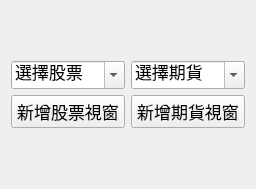
The window that mainUI.ui (Shawn-lung/firstjob) describes before a commit, drawn with Qt 5.
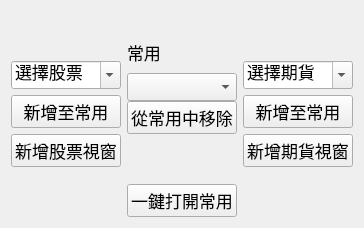
The same window after the commit.

The edit to the form file:
```diff
--- a/mainUI.ui
+++ b/mainUI.ui
@@ -6,7 +6,7 @@
    <rect>
     <x>0</x>
     <y>0</y>
-    <width>256</width>
+    <width>280</width>
     <height>180</height>
    </rect>
   </property>
@@ -49,6 +49,13 @@
        </property>
       </widget>
      </item>
+     <item>
+      <widget class="QPushButton" name="favoriteButton1">
+       <property name="text">
+        <string>新增至常用</string>
+       </property>
+      </widget>
+     </item>
      <item>
       <widget class="QPushButton" name="showStockWindowPushButton">
        <property name="sizePolicy">
@@ -69,6 +76,57 @@
      </item>
     </layout>
    </item>
+   <item>
+    <layout class="QVBoxLayout" name="verticalLayout_2">
+     <property name="spacing">
+      <number>0</number>
+     </property>
+     <property name="topMargin">
+      <number>0</number>
+     </property>
+     <property name="bottomMargin">
+      <number>0</number>
+     </property>
+     <item>
+      <layout class="QVBoxLayout" name="verticalLayout_4">
+       <property name="topMargin">
+        <number>20</number>
+       </property>
+       <property name="bottomMargin">
+        <number>50</number>
+       </property>
+       <item>
+        <widget class="QLabel" name="label">
+         <property name="text">
+          <string>常用</string>
+         </property>
+        </widget>
+       </item>
+       <item>
+        <widget class="QComboBox" name="favoriteComboBox"/>
+       </item>
+       <item>
+        <widget class="QPushButton" name="removeButton">
+         <property name="text">
+          <string>從常用中移除</string>
+         </property>
+        </widget>
+       </item>
+      </layout>
+     </item>
+     <item>
+      <layout class="QVBoxLayout" name="verticalLayout_5">
+       <item>
+        <widget class="QPushButton" name="openFavoriteButton">
+         <property name="text">
+          <string>一鍵打開常用</string>
+         </property>
+        </widget>
+       </item>
+      </layout>
+     </item>
+    </layout>
+   </item>
    <item>
     <layout class="QVBoxLayout" name="verticalLayout_3">
      <property name="topMargin">
@@ -93,6 +151,13 @@
        </property>
       </widget>
      </item>
+     <item>
+      <widget class="QPushButton" name="favoriteButton2">
+       <property name="text">
+        <string>新增至常用</string>
+       </property>
+      </widget>
+     </item>
      <item>
       <widget class="QPushButton" name="showFuturesWindowPushButton">
        <property name="sizePolicy">
```
